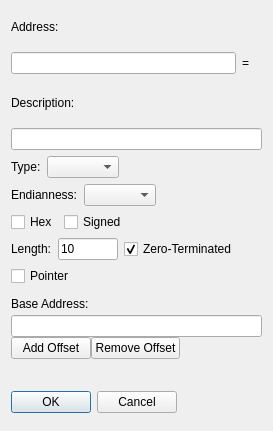
korcankaraokcu/PINCE, file GUI/AddAddressManuallyDialog.ui: the form before one commit.
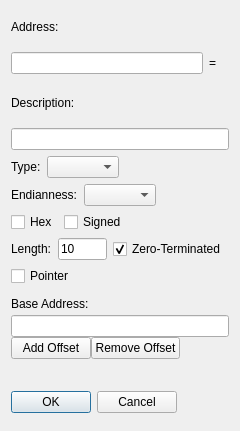
The form after the commit.

```diff
--- a/GUI/AddAddressManuallyDialog.ui
+++ b/GUI/AddAddressManuallyDialog.ui
@@ -6,7 +6,7 @@
    <rect>
     <x>0</x>
     <y>0</y>
-    <width>273</width>
+    <width>240</width>
     <height>431</height>
    </rect>
   </property>
```
